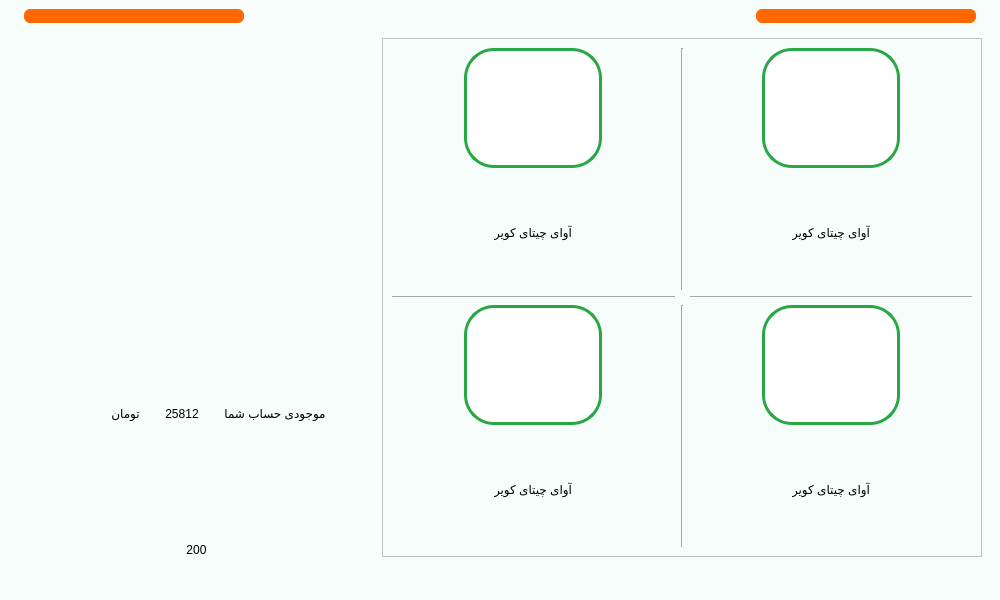
Qt form main.ui (Farazist/raspberrypi-app) before a commit.
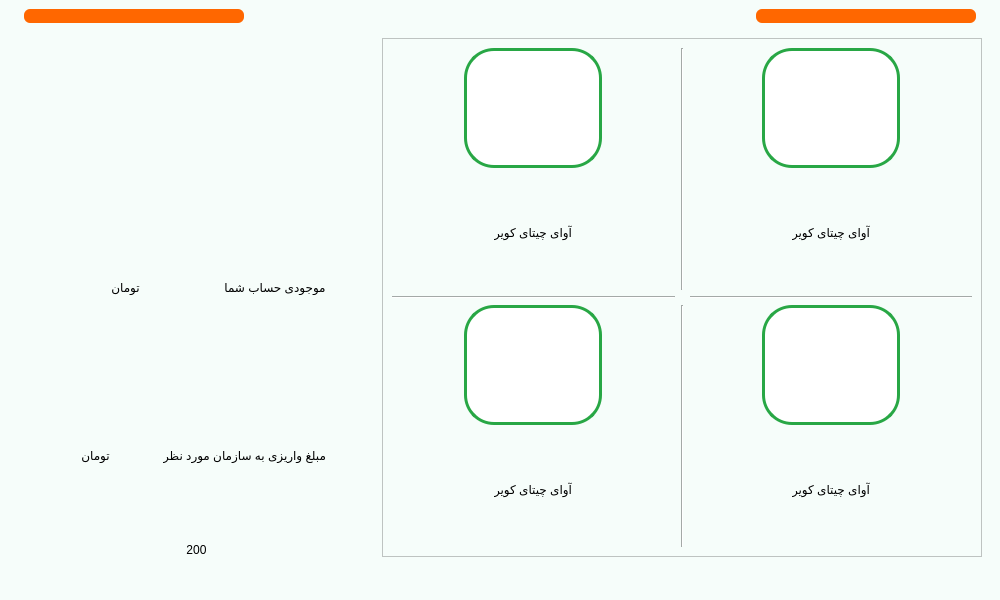
The same form after that commit. Icons and pictures are not drawn.

Diff of the .ui file:
```diff
--- a/main.ui
+++ b/main.ui
@@ -4341,7 +4341,7 @@
 color:#000000;</string>
               </property>
               <property name="text">
-               <string>25812</string>
+               <string/>
               </property>
               <property name="alignment">
                <set>Qt::AlignCenter</set>
@@ -4364,6 +4364,55 @@
             </item>
            </layout>
           </item>
+          <item>
+           <layout class="QHBoxLayout" name="horizontalLayout_33">
+            <item alignment="Qt::AlignRight|Qt::AlignVCenter">
+             <widget class="QLabel" name="lbl_currency_environmental_organization">
+              <property name="enabled">
+               <bool>true</bool>
+              </property>
+              <property name="styleSheet">
+               <string notr="true">font: 22pt &quot;IRANSans&quot;;
+color:#000000;</string>
+              </property>
+              <property name="text">
+               <string>تومان</string>
+              </property>
+              <property name="alignment">
+               <set>Qt::AlignCenter</set>
+              </property>
+             </widget>
+            </item>
+            <item alignment="Qt::AlignHCenter|Qt::AlignVCenter">
+             <widget class="QLabel" name="lbl_deposit_price_environmental_organization">
+              <property name="styleSheet">
+               <string notr="true">font: 87 28pt &quot;IRANSansFaNum Black&quot;;
+color:#000000;</string>
+              </property>
+              <property name="text">
+               <string/>
+              </property>
+              <property name="alignment">
+               <set>Qt::AlignCenter</set>
+              </property>
+             </widget>
+            </item>
+            <item alignment="Qt::AlignHCenter|Qt::AlignVCenter">
+             <widget class="QLabel" name="lbl_name_environmental_organization">
+              <property name="styleSheet">
+               <string notr="true">font: 22pt &quot;IRANSans&quot;;
+color:#000000;</string>
+              </property>
+              <property name="text">
+               <string>مبلغ واریزی به سازمان مورد نظر</string>
+              </property>
+              <property name="alignment">
+               <set>Qt::AlignCenter</set>
+              </property>
+             </widget>
+            </item>
+           </layout>
+          </item>
           <item>
            <layout class="QHBoxLayout" name="horizontalLayout_30">
             <item alignment="Qt::AlignRight">
```
